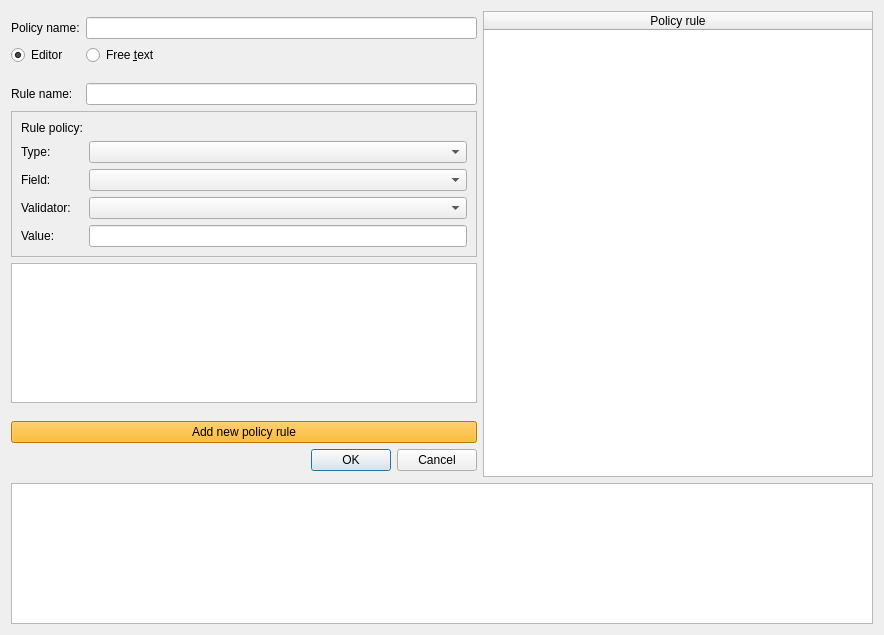
The window that Source/GUI/Qt/policiesedit.ui (MediaArea/MediaConch_SourceCode) describes before a commit, drawn with Qt 5.
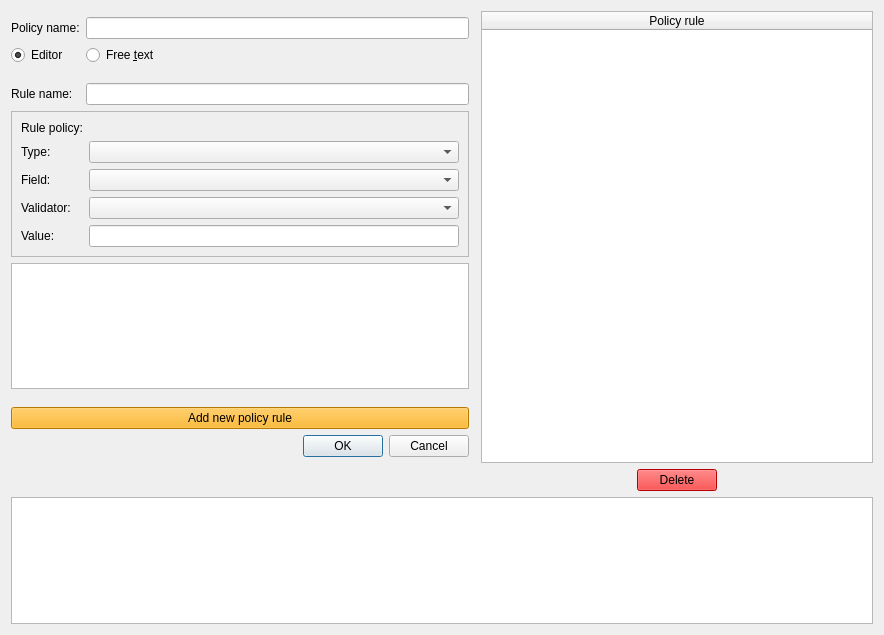
The same window after the commit.

Commit message: Policies: possibility to remove a rule

Diff of the .ui file:
```diff
--- a/Source/GUI/Qt/policiesedit.ui
+++ b/Source/GUI/Qt/policiesedit.ui
@@ -17,15 +17,21 @@
    </sizepolicy>
   </property>
   <layout class="QGridLayout" name="gridLayout">
-   <item row="11" column="0" colspan="2">
-    <widget class="QDialogButtonBox" name="validation">
-     <property name="standardButtons">
-      <set>QDialogButtonBox::Cancel|QDialogButtonBox::Ok</set>
+   <item row="13" column="3">
+    <spacer name="horizontalSpacer">
+     <property name="orientation">
+      <enum>Qt::Horizontal</enum>
      </property>
-    </widget>
-   </item>
-   <item row="13" column="0" colspan="3">
-    <widget class="QPlainTextEdit" name="errors"/>
+     <property name="sizeType">
+      <enum>QSizePolicy::Maximum</enum>
+     </property>
+     <property name="sizeHint" stdset="0">
+      <size>
+       <width>150</width>
+       <height>20</height>
+      </size>
+     </property>
+    </spacer>
    </item>
    <item row="2" column="0">
     <widget class="QRadioButton" name="editorSelector">
@@ -37,30 +43,6 @@
      </property>
     </widget>
    </item>
-   <item row="0" column="2" rowspan="13">
-    <widget class="QTableWidget" name="rules">
-     <property name="selectionMode">
-      <enum>QAbstractItemView::SingleSelection</enum>
-     </property>
-     <property name="showGrid">
-      <bool>false</bool>
-     </property>
-     <property name="gridStyle">
-      <enum>Qt::NoPen</enum>
-     </property>
-     <attribute name="horizontalHeaderStretchLastSection">
-      <bool>true</bool>
-     </attribute>
-     <attribute name="verticalHeaderShowSortIndicator" stdset="0">
-      <bool>false</bool>
-     </attribute>
-     <column>
-      <property name="text">
-       <string>Policy rule</string>
-      </property>
-     </column>
-    </widget>
-   </item>
    <item row="10" column="0" colspan="2">
     <widget class="QPushButton" name="newRule">
      <property name="focusPolicy">
@@ -164,6 +146,74 @@
      </property>
     </widget>
    </item>
+   <item row="13" column="4">
+    <widget class="QPushButton" name="deleteRule">
+     <property name="maximumSize">
+      <size>
+       <width>100</width>
+       <height>16777215</height>
+      </size>
+     </property>
+     <property name="styleSheet">
+      <string notr="true">background-color: rgb(255, 0, 0);
+selection-background-color: rgb(255, 0, 0);
+</string>
+     </property>
+     <property name="text">
+      <string>Delete</string>
+     </property>
+    </widget>
+   </item>
+   <item row="11" column="0" colspan="2">
+    <widget class="QDialogButtonBox" name="validation">
+     <property name="standardButtons">
+      <set>QDialogButtonBox::Cancel|QDialogButtonBox::Ok</set>
+     </property>
+    </widget>
+   </item>
+   <item row="13" column="5">
+    <spacer name="horizontalSpacer_2">
+     <property name="orientation">
+      <enum>Qt::Horizontal</enum>
+     </property>
+     <property name="sizeType">
+      <enum>QSizePolicy::Maximum</enum>
+     </property>
+     <property name="sizeHint" stdset="0">
+      <size>
+       <width>150</width>
+       <height>20</height>
+      </size>
+     </property>
+    </spacer>
+   </item>
+   <item row="15" column="0" colspan="6">
+    <widget class="QPlainTextEdit" name="errors"/>
+   </item>
+   <item row="0" column="3" rowspan="13" colspan="3">
+    <widget class="QTableWidget" name="rules">
+     <property name="selectionMode">
+      <enum>QAbstractItemView::SingleSelection</enum>
+     </property>
+     <property name="showGrid">
+      <bool>false</bool>
+     </property>
+     <property name="gridStyle">
+      <enum>Qt::NoPen</enum>
+     </property>
+     <attribute name="horizontalHeaderStretchLastSection">
+      <bool>true</bool>
+     </attribute>
+     <attribute name="verticalHeaderShowSortIndicator" stdset="0">
+      <bool>false</bool>
+     </attribute>
+     <column>
+      <property name="text">
+       <string>Policy rule</string>
+      </property>
+     </column>
+    </widget>
+   </item>
   </layout>
  </widget>
  <resources/>
```
Left out of the diff: 16 changed lines with no effect on the pictures. The commit also changes 4 other files.
